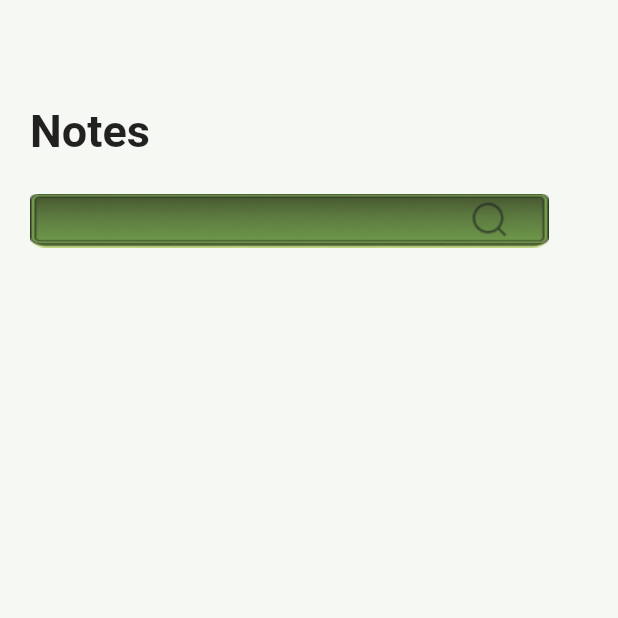
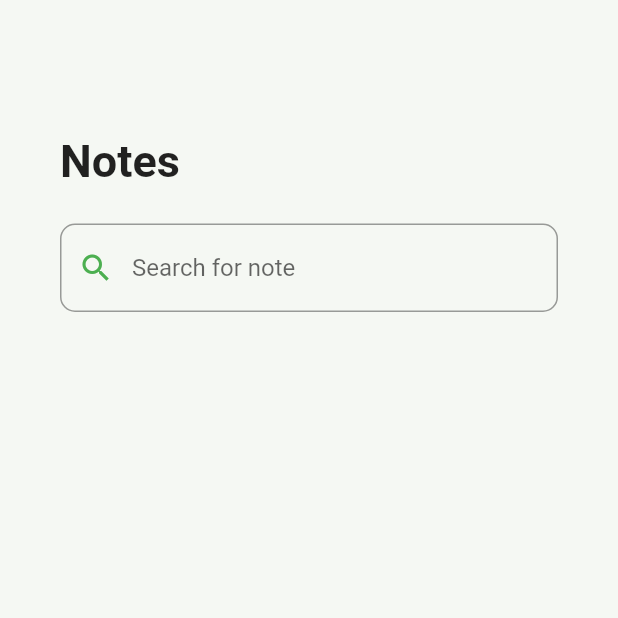
Before and after one commit to Cres-marie/NotesTaking, a Flutter app: the Search screen opened directly, on a phone screen of 412 x 824 dp, the top half of it. Run offline on Flutter 3.47's test engine with Material 2 defaults, Android fonts, the phone set to English and light mode, and no system bars; our stand-ins replace google_fonts, sqflite, table_calendar; accounts and stored records are empty; Roboto replaces fonts that are missing (Bubblegum Sans).

Commit message:
Update searchScreen.dart

```diff
--- a/lib/screens/searchScreen.dart
+++ b/lib/screens/searchScreen.dart
@@ -9,12 +9,44 @@
 }
 
 class _SearchState extends State<Search> {
+  final mysql = sqlite();
+   final auth = authenticate();
+  final controller = TextEditingController();
+
+  List<Map<String,dynamic>> notes=[];
+  List<Map<String, dynamic>> filtered_list =[];
+  Future<void> getAllNotes() async{
+    List<Map<String, dynamic>> mynotes = await mysql.getdata();
+
+    setState((){
+      notes = mynotes;
+      filtered_list = mynotes;
+    });
+
+  }
+  void Searchnote(String query){
+    final suggestions = notes.where((note){
+      final title = note['Title'].toString().toLowerCase();
+      final input = query.toLowerCase();
+      return title.contains(input);
+    }).toList();
+    setState(() => filtered_list = suggestions);
+  }
+  @override
+  void initState() {
+    // TODO: implement initState
+    super.initState();
+    getAllNotes();
+  }
   @override
   Widget build(BuildContext context) {
     return Scaffold(
 
-      body: SingleChildScrollView(
-        child: Container(
+      body: Padding(
+        padding: bpadding,
+        child: Column(
+          children: [
+            Container(
               margin: bmargintop,
               padding: bpadding,
               child: Column(
@@ -26,13 +58,68 @@
 
                   SizedBox(height: 24,),
 
-              InkWell(
-                onTap: () {},
-                child: Image.asset('images/search.png'),
+                  TextField(
+                    controller: controller,
+                    onChanged: (value){
+                      Searchnote(value);
+                    },
+
+                    decoration: InputDecoration(
+                      prefixIcon: Icon(Icons.search, color: Colors.green,),
+                      hintText: 'Search for note',
+                      border: OutlineInputBorder(
+                        borderRadius: BorderRadius.circular(10),
                       )
-
+                    ),
+                  ),
                 ],
               )
+            ),
+            Expanded(
+                    child: ListView.builder(
+                      itemCount: filtered_list.length,
+                       scrollDirection: Axis.vertical,
+                      itemBuilder: (context, index){
+                        return GestureDetector(
+                       onTap: () {
+                         Navigator.push(context, MaterialPageRoute(builder: (context) => mynote(note: filtered_list[index]),));
+                       },
+                       onLongPress: (){
+                          auth.deletenotemessage(context,filtered_list[index]['_id']);
+                          getAllNotes();
+                       },
+                       child: Container(
+                         height: 120,
+                         width: 150,
+                         margin: EdgeInsets.symmetric( horizontal: 2, vertical: 5),
+                         padding: EdgeInsets.all(5),
+                         decoration: BoxDecoration(
+                           color: Colors.primaries[index % Colors.primaries.length].shade400,
+                           borderRadius: BorderRadius.circular(10),
+                           boxShadow: [BoxShadow(
+                            color: Color.fromARGB(255, 223, 211, 211),
+                            offset: Offset(0.0, 4.0),
+                            blurRadius: 6.0,
+                            ),
+                             ],
+                         ),
+                         child: Column(
+                           crossAxisAlignment: CrossAxisAlignment.start,
+                           children: [
+                             ListTile(
+                               splashColor: Colors.black,
+                               style: ListTileStyle.drawer,
+                               title: Center(child: Text('TITLE: '+filtered_list[index]['Title'],style: TextStyle(fontWeight: FontWeight.bold))),
+                             ),
+                             Expanded(child: Text(filtered_list[index]['notes'],maxLines: 2, overflow: TextOverflow.ellipsis,style: TextStyle(color: Colors.white),)),
+                                Text(filtered_list[index]['time'],),
+                           ],
+                         ),
+                       ),
+                          );
+                    })
+                  )
+          ],
         ),
       )
     );
```
Lines whose indentation alone changed are shown as unchanged.
